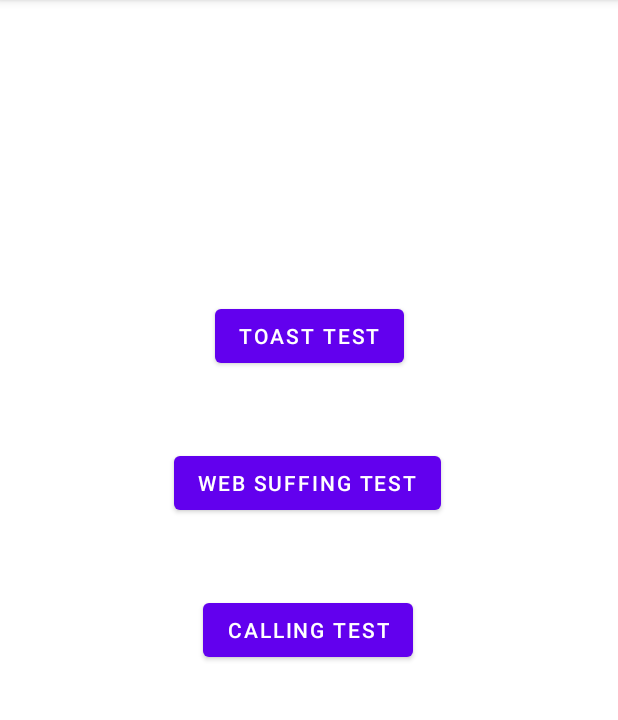
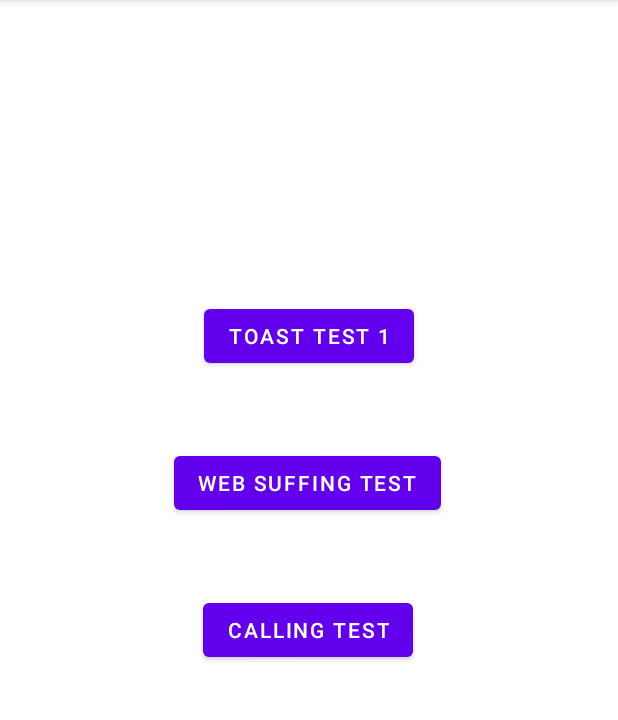
Before and after one commit to meoldae/Do_it_Android, an Android app: the screen it shows after launch (MainActivity), on a phone screen of 412 x 824 dp, the part 84-804 px from its top. Run offline under Robolectric (Android 15) with nearby library versions, the phone set to English and light mode, and no system bars.

Commit message:
Sample 01

```diff
--- a/Sample01/app/src/main/res/layout/activity_main.xml
+++ b/Sample01/app/src/main/res/layout/activity_main.xml
@@ -12,7 +12,7 @@
         android:layout_height="wrap_content"
         android:layout_marginTop="200dp"
         android:onClick="onButton1Clicked"
-        android:text="Toast test"
+        android:text="Toast test 1"
         app:layout_constraintEnd_toEndOf="parent"
         app:layout_constraintStart_toStartOf="parent"
         app:layout_constraintTop_toTopOf="parent"
```
